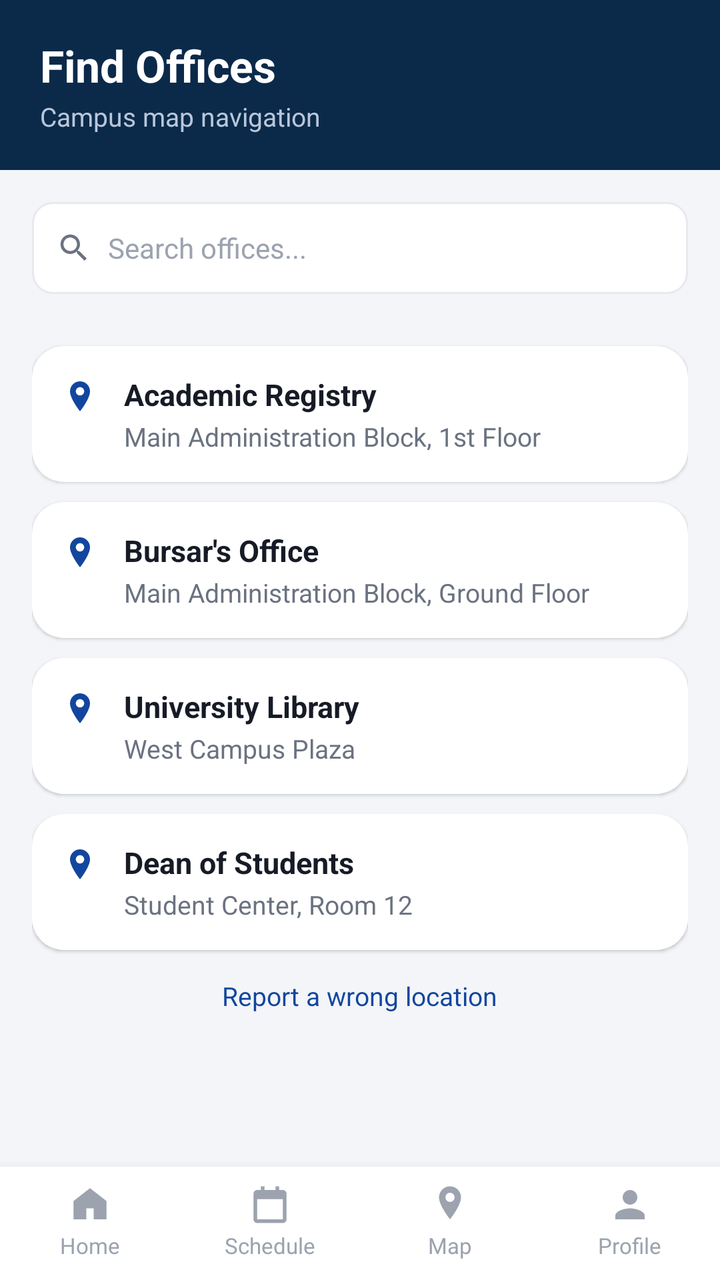
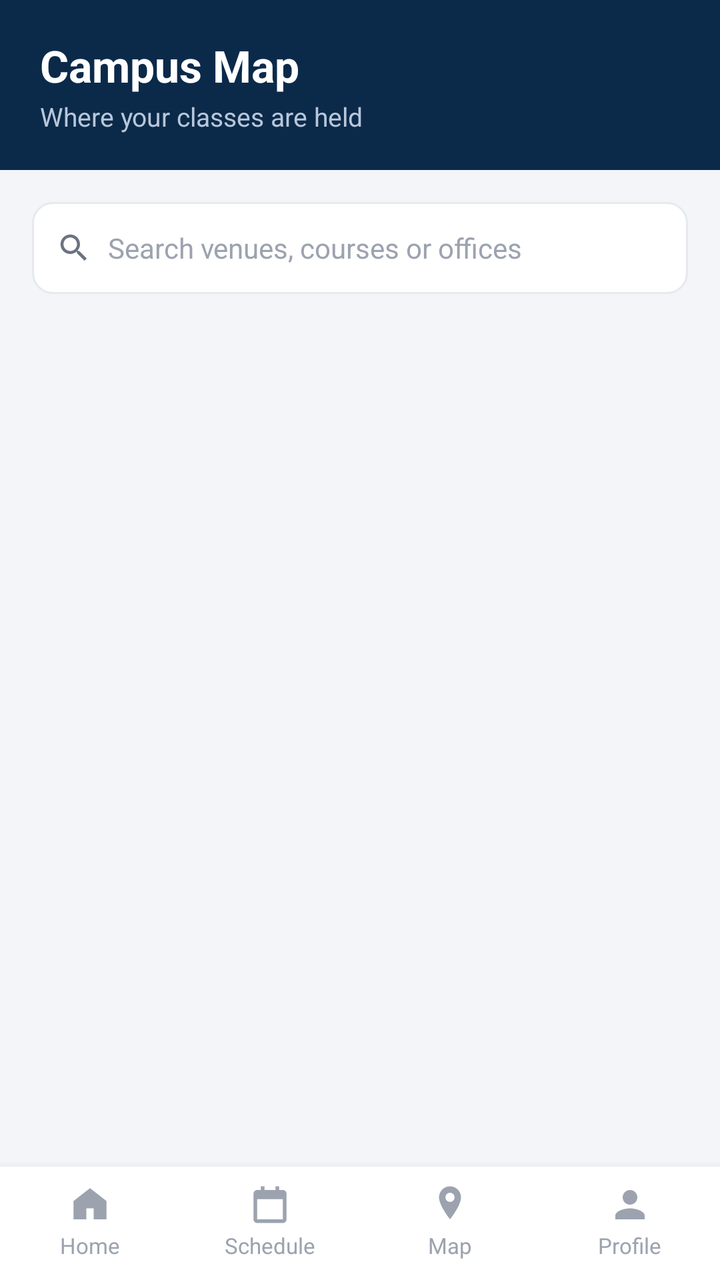

Two renders of the same Android screen: before a commit and after it. Below are the layout's source before the change and the commit's diff.
<!-- AndroidManifest.xml: application theme Theme.CampusApp -->
<!-- res/layout/activity_campus_map.xml -->
<?xml version="1.0" encoding="utf-8"?>
<LinearLayout xmlns:android="http://schemas.android.com/apk/res/android"
    android:layout_width="match_parent"
    android:layout_height="match_parent"
    android:orientation="vertical"
    android:background="@color/background">

    <LinearLayout style="@style/SectionHeader">
        <TextView
            android:layout_width="wrap_content" android:layout_height="wrap_content"
            android:text="Find Offices" android:textColor="@color/white" android:textSize="22sp" android:textStyle="bold"/>
        <TextView
            android:layout_width="wrap_content" android:layout_height="wrap_content" android:layout_marginTop="2dp"
            android:text="Campus map navigation" android:textColor="#B9C6DA" android:textSize="13sp"/>
    </LinearLayout>

    <LinearLayout
        android:layout_width="match_parent" android:layout_height="46dp"
        android:layout_margin="16dp"
        android:orientation="horizontal" android:gravity="center_vertical"
        android:background="@drawable/bg_input" android:paddingLeft="12dp" android:paddingRight="12dp">
        <ImageView android:layout_width="18dp" android:layout_height="18dp" android:src="@drawable/ic_search"/>
        <TextView android:layout_width="0dp" android:layout_height="wrap_content" android:layout_weight="1"
            android:layout_marginStart="8dp" android:text="Search offices..." android:textColor="@color/text_gray_light" android:textSize="14sp"/>
    </LinearLayout>

    <ScrollView android:layout_width="match_parent" android:layout_height="0dp" android:layout_weight="1">
        <LinearLayout android:layout_width="match_parent" android:layout_height="wrap_content" android:orientation="vertical"
            android:paddingLeft="16dp" android:paddingRight="16dp">

            <LinearLayout style="@style/OfficeRow">
                <ImageView android:layout_width="20dp" android:layout_height="20dp" android:src="@drawable/ic_pin" android:layout_marginTop="2dp"/>
                <LinearLayout android:layout_width="0dp" android:layout_height="wrap_content" android:layout_weight="1"
                    android:orientation="vertical" android:layout_marginStart="12dp">
                    <TextView android:layout_width="wrap_content" android:layout_height="wrap_content"
                        android:text="Academic Registry" android:textStyle="bold" android:textSize="15sp" android:textColor="@color/text_dark"/>
                    <TextView android:layout_width="wrap_content" android:layout_height="wrap_content" android:layout_marginTop="2dp"
                        android:text="Main Administration Block, 1st Floor" android:textSize="13sp" android:textColor="@color/text_gray"/>
                </LinearLayout>
            </LinearLayout>

            <LinearLayout style="@style/OfficeRow">
                <ImageView android:layout_width="20dp" android:layout_height="20dp" android:src="@drawable/ic_pin" android:layout_marginTop="2dp"/>
                <LinearLayout android:layout_width="0dp" android:layout_height="wrap_content" android:layout_weight="1"
                    android:orientation="vertical" android:layout_marginStart="12dp">
                    <TextView android:layout_width="wrap_content" android:layout_height="wrap_content"
                        android:text="Bursar's Office" android:textStyle="bold" android:textSize="15sp" android:textColor="@color/text_dark"/>
                    <TextView android:layout_width="wrap_content" android:layout_height="wrap_content" android:layout_marginTop="2dp"
                        android:text="Main Administration Block, Ground Floor" android:textSize="13sp" android:textColor="@color/text_gray"/>
                </LinearLayout>
            </LinearLayout>

            <LinearLayout style="@style/OfficeRow">
                <ImageView android:layout_width="20dp" android:layout_height="20dp" android:src="@drawable/ic_pin" android:layout_marginTop="2dp"/>
                <LinearLayout android:layout_width="0dp" android:layout_height="wrap_content" android:layout_weight="1"
                    android:orientation="vertical" android:layout_marginStart="12dp">
                    <TextView android:layout_width="wrap_content" android:layout_height="wrap_content"
                        android:text="University Library" android:textStyle="bold" android:textSize="15sp" android:textColor="@color/text_dark"/>
                    <TextView android:layout_width="wrap_content" android:layout_height="wrap_content" android:layout_marginTop="2dp"
                        android:text="West Campus Plaza" android:textSize="13sp" android:textColor="@color/text_gray"/>
                </LinearLayout>
            </LinearLayout>

            <LinearLayout style="@style/OfficeRow">
                <ImageView android:layout_width="20dp" android:layout_height="20dp" android:src="@drawable/ic_pin" android:layout_marginTop="2dp"/>
                <LinearLayout android:layout_width="0dp" android:layout_height="wrap_content" android:layout_weight="1"
                    android:orientation="vertical" android:layout_marginStart="12dp">
                    <TextView android:layout_width="wrap_content" android:layout_height="wrap_content"
                        android:text="Dean of Students" android:textStyle="bold" android:textSize="15sp" android:textColor="@color/text_dark"/>
                    <TextView android:layout_width="wrap_content" android:layout_height="wrap_content" android:layout_marginTop="2dp"
                        android:text="Student Center, Room 12" android:textSize="13sp" android:textColor="@color/text_gray"/>
                </LinearLayout>
            </LinearLayout>

            <TextView
                android:id="@+id/tvReportLocation"
                android:layout_width="wrap_content" android:layout_height="wrap_content"
                android:layout_gravity="center_horizontal"
                android:layout_marginTop="14dp" android:layout_marginBottom="16dp"
                android:text="Report a wrong location"
                android:textColor="@color/primary_blue" android:textSize="13sp"/>

        </LinearLayout>
    </ScrollView>

    <include layout="@layout/layout_bottom_nav" android:id="@+id/bottomNavInclude"/>

</LinearLayout>
<!-- res/layout/layout_bottom_nav.xml (included above) -->
<?xml version="1.0" encoding="utf-8"?>
<LinearLayout xmlns:android="http://schemas.android.com/apk/res/android"
    android:id="@+id/bottomNav"
    android:layout_width="match_parent"
    android:layout_height="wrap_content"
    android:orientation="horizontal"
    android:background="@color/white"
    android:elevation="8dp"
    android:paddingTop="8dp"
    android:paddingBottom="10dp">

    <LinearLayout android:id="@+id/navHome" style="@style/BottomNavItem">
        <ImageView android:importantForAccessibility="no" android:id="@+id/navHomeIcon" style="@style/BottomNavIcon" android:src="@drawable/ic_home"/>
        <TextView android:id="@+id/navHomeLabel" style="@style/BottomNavLabel" android:text="Home"/>
    </LinearLayout>

    <LinearLayout android:id="@+id/navSchedule" style="@style/BottomNavItem">
        <ImageView android:importantForAccessibility="no" android:id="@+id/navScheduleIcon" style="@style/BottomNavIcon" android:src="@drawable/ic_schedule"/>
        <TextView android:id="@+id/navScheduleLabel" style="@style/BottomNavLabel" android:text="Schedule"/>
    </LinearLayout>

    <LinearLayout android:id="@+id/navMap" style="@style/BottomNavItem">
        <ImageView android:importantForAccessibility="no" android:id="@+id/navMapIcon" style="@style/BottomNavIcon" android:src="@drawable/ic_map"/>
        <TextView android:id="@+id/navMapLabel" style="@style/BottomNavLabel" android:text="@string/map"/>
    </LinearLayout>

    <LinearLayout android:id="@+id/navProfile" style="@style/BottomNavItem">
        <ImageView android:importantForAccessibility="no" android:id="@+id/navProfileIcon" style="@style/BottomNavIcon" android:src="@drawable/ic_profile"/>
        <TextView android:id="@+id/navProfileLabel" style="@style/BottomNavLabel" android:text="Profile"/>
    </LinearLayout>

</LinearLayout>
<!-- resources referenced by this layout -->
<resources>
  <color name="background">#F3F5F8</color>
  <color name="primary_blue">#12469E</color>
  <color name="text_dark">#161B26</color>
  <color name="text_gray">#6B7280</color>
  <color name="text_gray_light">#9CA3AF</color>
  <color name="white">#FFFFFF</color>
  <!-- drawable bg_input (drawable) -->
  <?xml version="1.0" encoding="utf-8"?>
  <shape xmlns:android="http://schemas.android.com/apk/res/android" android:shape="rectangle">
      <solid android:color="@color/white" />
      <stroke android:width="1dp" android:color="@color/divider" />
      <corners android:radius="10dp" />
  </shape>
  <!-- drawable ic_home (drawable) -->
  <vector xmlns:android="http://schemas.android.com/apk/res/android"
      android:width="24dp" android:height="24dp" android:viewportWidth="24" android:viewportHeight="24"
      android:tint="?attr/colorControlNormal">
      <path android:fillColor="@android:color/white"
          android:pathData="M12,3 L21,10 L21,20 L14,20 L14,14 L10,14 L10,20 L3,20 L3,10 Z"
          android:fillType="evenOdd"/>
  </vector>
  <!-- drawable ic_pin (drawable) -->
  <vector xmlns:android="http://schemas.android.com/apk/res/android"
      android:width="20dp" android:height="20dp" android:viewportWidth="24" android:viewportHeight="24">
      <path android:fillColor="@color/primary_blue"
          android:pathData="M12,2 C8.7,2 6,4.7 6,8 C6,12.5 12,20 12,20 C12,20 18,12.5 18,8 C18,4.7 15.3,2 12,2 Z M12,10.5 C10.6,10.5 9.5,9.4 9.5,8 C9.5,6.6 10.6,5.5 12,5.5 C13.4,5.5 14.5,6.6 14.5,8 C14.5,9.4 13.4,10.5 12,10.5 Z"/>
  </vector>
  <!-- drawable ic_profile (drawable) -->
  <vector xmlns:android="http://schemas.android.com/apk/res/android"
      android:width="24dp" android:height="24dp" android:viewportWidth="24" android:viewportHeight="24">
      <path android:fillColor="@android:color/white"
          android:pathData="M12,12 C14.2,12 16,10.2 16,8 C16,5.8 14.2,4 12,4 C9.8,4 8,5.8 8,8 C8,10.2 9.8,12 12,12 Z M12,14 C9.3,14 4,15.3 4,18 L4,20 L20,20 L20,18 C20,15.3 14.7,14 12,14 Z"/>
  </vector>
  <string name="map">Map</string>
  <style name="BottomNavIcon">
          <item name="android:layout_width">22dp</item>
          <item name="android:layout_height">22dp</item>
          <item name="android:tint">@color/text_gray_light</item>
      </style>
  <style name="BottomNavLabel">
          <item name="android:layout_width">wrap_content</item>
          <item name="android:layout_height">wrap_content</item>
          <item name="android:layout_marginTop">2dp</item>
          <item name="android:textSize">11sp</item>
          <item name="android:textColor">@color/text_gray_light</item>
      </style>
  <style name="OfficeRow">
          <item name="android:layout_width">match_parent</item>
          <item name="android:layout_height">wrap_content</item>
          <item name="android:orientation">horizontal</item>
          <item name="android:background">@drawable/bg_card</item>
          <item name="android:padding">14dp</item>
          <item name="android:layout_marginTop">10dp</item>
          <item name="android:elevation">1dp</item>
      </style>
  <style name="Theme.CampusApp" parent="Theme.MaterialComponents.Light.NoActionBar">
          <item name="colorPrimary">@color/primary_blue</item>
          <item name="colorPrimaryDark">@color/navy_dark</item>
          <item name="colorAccent">@color/primary_red</item>
          <item name="android:windowBackground">@color/background</item>
          <item name="android:statusBarColor">@color/navy_dark</item>
      </style>
  <color name="divider">#E6E9EE</color>
  <!-- drawable bg_card (drawable) -->
  <?xml version="1.0" encoding="utf-8"?>
  <shape xmlns:android="http://schemas.android.com/apk/res/android" android:shape="rectangle">
      <solid android:color="@color/card_white" />
      <corners android:radius="16dp" />
  </shape>
  <color name="navy_dark">#0B2A4A</color>
  <color name="primary_red">#C31432</color>
  <color name="card_white">#FFFFFF</color>
  <!-- unchanged entries left out for length: 5 -->
</resources>

<!-- the commit's change to res/layout/activity_campus_map.xml (unified diff, before → after) -->
@@ -8,10 +8,11 @@
     <LinearLayout style="@style/SectionHeader">
         <TextView
             android:layout_width="wrap_content" android:layout_height="wrap_content"
-            android:text="Find Offices" android:textColor="@color/white" android:textSize="22sp" android:textStyle="bold"/>
+            android:text="Campus Map" android:textColor="@color/white" android:textSize="22sp" android:textStyle="bold"/>
         <TextView
+            android:id="@+id/tvMapSubtitle"
             android:layout_width="wrap_content" android:layout_height="wrap_content" android:layout_marginTop="2dp"
-            android:text="Campus map navigation" android:textColor="#B9C6DA" android:textSize="13sp"/>
+            android:text="Where your classes are held" android:textColor="#B9C6DA" android:textSize="13sp"/>
     </LinearLayout>
 
     <LinearLayout
@@ -19,68 +20,27 @@
         android:layout_margin="16dp"
         android:orientation="horizontal" android:gravity="center_vertical"
         android:background="@drawable/bg_input" android:paddingLeft="12dp" android:paddingRight="12dp">
-        <ImageView android:layout_width="18dp" android:layout_height="18dp" android:src="@drawable/ic_search"/>
-        <TextView android:layout_width="0dp" android:layout_height="wrap_content" android:layout_weight="1"
-            android:layout_marginStart="8dp" android:text="Search offices..." android:textColor="@color/text_gray_light" android:textSize="14sp"/>
+        <ImageView android:importantForAccessibility="no" android:layout_width="18dp" android:layout_height="18dp" android:src="@drawable/ic_search"/>
+        <EditText
+            android:id="@+id/etVenueSearch"
+            android:layout_width="0dp" android:layout_height="match_parent" android:layout_weight="1"
+            android:layout_marginStart="8dp"
+            android:background="@android:color/transparent"
+            android:hint="Search venues, courses or offices"
+            android:importantForAutofill="no"
+            android:inputType="text"
+            android:imeOptions="actionSearch"
+            android:textColor="@color/text_dark" android:textColorHint="@color/text_gray_light" android:textSize="14sp"/>
     </LinearLayout>
 
-    <ScrollView android:layout_width="match_parent" android:layout_height="0dp" android:layout_weight="1">
-        <LinearLayout android:layout_width="match_parent" android:layout_height="wrap_content" android:orientation="vertical"
-            android:paddingLeft="16dp" android:paddingRight="16dp">
-
-            <LinearLayout style="@style/OfficeRow">
-                <ImageView android:layout_width="20dp" android:layout_height="20dp" android:src="@drawable/ic_pin" android:layout_marginTop="2dp"/>
-                <LinearLayout android:layout_width="0dp" android:layout_height="wrap_content" android:layout_weight="1"
-                    android:orientation="vertical" android:layout_marginStart="12dp">
-                    <TextView android:layout_width="wrap_content" android:layout_height="wrap_content"
-                        android:text="Academic Registry" android:textStyle="bold" android:textSize="15sp" android:textColor="@color/text_dark"/>
-                    <TextView android:layout_width="wrap_content" android:layout_height="wrap_content" android:layout_marginTop="2dp"
-                        android:text="Main Administration Block, 1st Floor" android:textSize="13sp" android:textColor="@color/text_gray"/>
-                </LinearLayout>
-            </LinearLayout>
-
-            <LinearLayout style="@style/OfficeRow">
-                <ImageView android:layout_width="20dp" android:layout_height="20dp" android:src="@drawable/ic_pin" android:layout_marginTop="2dp"/>
-                <LinearLayout android:layout_width="0dp" android:layout_height="wrap_content" android:layout_weight="1"
-                    android:orientation="vertical" android:layout_marginStart="12dp">
-                    <TextView android:layout_width="wrap_content" android:layout_height="wrap_content"
-                        android:text="Bursar's Office" android:textStyle="bold" android:textSize="15sp" android:textColor="@color/text_dark"/>
-                    <TextView android:layout_width="wrap_content" android:layout_height="wrap_content" android:layout_marginTop="2dp"
-                        android:text="Main Administration Block, Ground Floor" android:textSize="13sp" android:textColor="@color/text_gray"/>
-                </LinearLayout>
-            </LinearLayout>
-
-            <LinearLayout style="@style/OfficeRow">
-                <ImageView android:layout_width="20dp" android:layout_height="20dp" android:src="@drawable/ic_pin" android:layout_marginTop="2dp"/>
-                <LinearLayout android:layout_width="0dp" android:layout_height="wrap_content" android:layout_weight="1"
-                    android:orientation="vertical" android:layout_marginStart="12dp">
-                    <TextView android:layout_width="wrap_content" android:layout_height="wrap_content"
-                        android:text="University Library" android:textStyle="bold" android:textSize="15sp" android:textColor="@color/text_dark"/>
-                    <TextView android:layout_width="wrap_content" android:layout_height="wrap_content" android:layout_marginTop="2dp"
-                        android:text="West Campus Plaza" android:textSize="13sp" android:textColor="@color/text_gray"/>
-                </LinearLayout>
-            </LinearLayout>
-
-            <LinearLayout style="@style/OfficeRow">
-                <ImageView android:layout_width="20dp" android:layout_height="20dp" android:src="@drawable/ic_pin" android:layout_marginTop="2dp"/>
-                <LinearLayout android:layout_width="0dp" android:layout_height="wrap_content" android:layout_weight="1"
-                    android:orientation="vertical" android:layout_marginStart="12dp">
-                    <TextView android:layout_width="wrap_content" android:layout_height="wrap_content"
-                        android:text="Dean of Students" android:textStyle="bold" android:textSize="15sp" android:textColor="@color/text_dark"/>
-                    <TextView android:layout_width="wrap_content" android:layout_height="wrap_content" android:layout_marginTop="2dp"
-                        android:text="Student Center, Room 12" android:textSize="13sp" android:textColor="@color/text_gray"/>
-                </LinearLayout>
-            </LinearLayout>
-
-            <TextView
-                android:id="@+id/tvReportLocation"
-                android:layout_width="wrap_content" android:layout_height="wrap_content"
-                android:layout_gravity="center_horizontal"
-                android:layout_marginTop="14dp" android:layout_marginBottom="16dp"
-                android:text="Report a wrong location"
-                android:textColor="@color/primary_blue" android:textSize="13sp"/>
-
-        </LinearLayout>
+    <ScrollView
+        android:id="@+id/mapScroll"
+        android:layout_width="match_parent" android:layout_height="0dp" android:layout_weight="1">
+        <LinearLayout
+            android:id="@+id/venueContainer"
+            android:layout_width="match_parent" android:layout_height="wrap_content"
+            android:orientation="vertical"
+            android:paddingLeft="16dp" android:paddingRight="16dp" android:paddingBottom="16dp"/>
     </ScrollView>
 
     <include layout="@layout/layout_bottom_nav" android:id="@+id/bottomNavInclude"/>
<!-- resource entries referenced after the edit -->
@@ -21,12 +21,6 @@
           android:pathData="M12,3 L21,10 L21,20 L14,20 L14,14 L10,14 L10,20 L3,20 L3,10 Z"
           android:fillType="evenOdd"/>
   </vector>
-  <!-- drawable ic_pin (drawable) -->
-  <vector xmlns:android="http://schemas.android.com/apk/res/android"
-      android:width="20dp" android:height="20dp" android:viewportWidth="24" android:viewportHeight="24">
-      <path android:fillColor="@color/primary_blue"
-          android:pathData="M12,2 C8.7,2 6,4.7 6,8 C6,12.5 12,20 12,20 C12,20 18,12.5 18,8 C18,4.7 15.3,2 12,2 Z M12,10.5 C10.6,10.5 9.5,9.4 9.5,8 C9.5,6.6 10.6,5.5 12,5.5 C13.4,5.5 14.5,6.6 14.5,8 C14.5,9.4 13.4,10.5 12,10.5 Z"/>
-  </vector>
   <!-- drawable ic_profile (drawable) -->
   <vector xmlns:android="http://schemas.android.com/apk/res/android"
       android:width="24dp" android:height="24dp" android:viewportWidth="24" android:viewportHeight="24">
@@ -46,15 +40,6 @@
           <item name="android:textSize">11sp</item>
           <item name="android:textColor">@color/text_gray_light</item>
       </style>
-  <style name="OfficeRow">
-          <item name="android:layout_width">match_parent</item>
-          <item name="android:layout_height">wrap_content</item>
-          <item name="android:orientation">horizontal</item>
-          <item name="android:background">@drawable/bg_card</item>
-          <item name="android:padding">14dp</item>
-          <item name="android:layout_marginTop">10dp</item>
-          <item name="android:elevation">1dp</item>
-      </style>
   <style name="Theme.CampusApp" parent="Theme.MaterialComponents.Light.NoActionBar">
           <item name="colorPrimary">@color/primary_blue</item>
           <item name="colorPrimaryDark">@color/navy_dark</item>
@@ -63,15 +48,8 @@
           <item name="android:statusBarColor">@color/navy_dark</item>
       </style>
   <color name="divider">#E6E9EE</color>
-  <!-- drawable bg_card (drawable) -->
-  <?xml version="1.0" encoding="utf-8"?>
-  <shape xmlns:android="http://schemas.android.com/apk/res/android" android:shape="rectangle">
-      <solid android:color="@color/card_white" />
-      <corners android:radius="16dp" />
-  </shape>
   <color name="navy_dark">#0B2A4A</color>
   <color name="primary_red">#C31432</color>
-  <color name="card_white">#FFFFFF</color>
   <!-- unchanged entries left out for length: 5 -->
 </resources>
 
